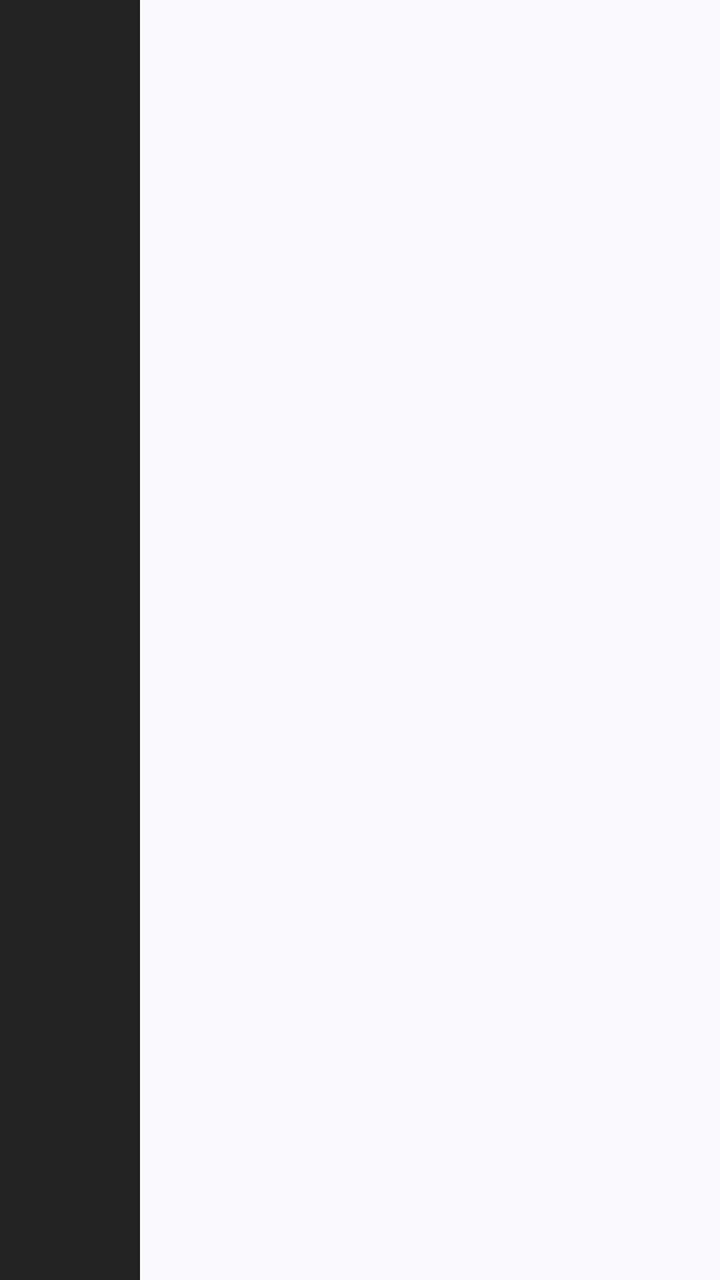
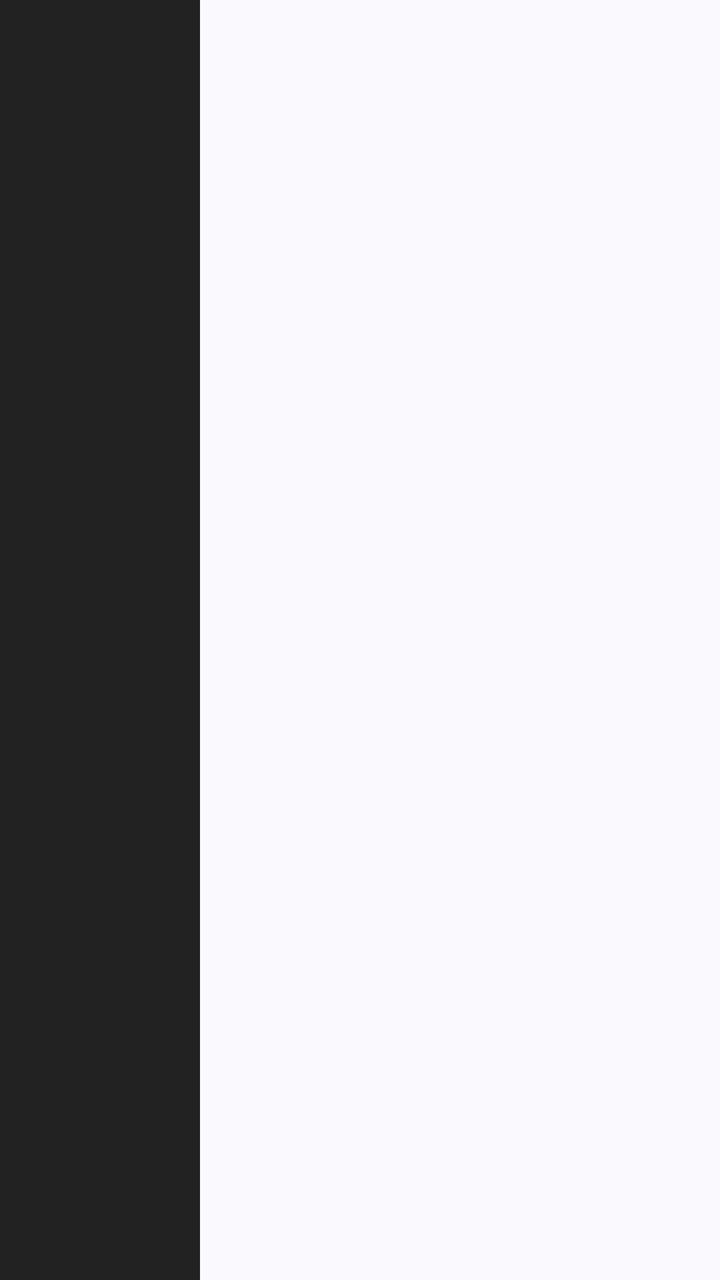

Before-and-after screenshots of an Android layout around one commit, followed by the original layout XML and the change that was made.
<!-- AndroidManifest.xml: application theme Theme.RetroMusic.MD3 -->
<!-- res/layout/item_video_frame.xml -->
<?xml version="1.0" encoding="utf-8"?>
<FrameLayout xmlns:android="http://schemas.android.com/apk/res/android"
    android:layout_width="wrap_content"
    android:layout_height="match_parent">

    <ImageView
        android:id="@+id/ivFrame"
        android:layout_width="70dp"
        android:layout_height="match_parent"
        android:scaleType="centerCrop"
        android:background="#222222" />

    <ImageView
        android:id="@+id/btnRemove"
        android:layout_width="20dp"
        android:layout_height="20dp"
        android:layout_gravity="top|end"
        android:padding="4dp"
        android:src="@drawable/ic_close"
        android:background="#80000000"
        android:visibility="gone" />

    <TextView
        android:id="@+id/tvTime"
        android:layout_width="wrap_content"
        android:layout_height="wrap_content"
        android:layout_gravity="bottom|start"
        android:background="#A0000000"
        android:paddingHorizontal="2dp"
        android:textColor="#FFFFFF"
        android:textSize="8sp" />
</FrameLayout>
<!-- resources referenced by this layout -->
<resources>
  <!-- drawable ic_close (drawable) -->
  <vector xmlns:android="http://schemas.android.com/apk/res/android"
      android:width="24dp"
      android:height="24dp"
      android:viewportWidth="24"
      android:viewportHeight="24"
      android:tint="?attr/colorControlNormal">
    <path
        android:fillColor="@android:color/white"
        android:pathData="M12,13.4 L7.1,18.3Q6.825,18.575 6.4,18.575Q5.975,18.575 5.7,18.3Q5.425,18.025 5.425,17.6Q5.425,17.175 5.7,16.9L10.6,12L5.7,7.1Q5.425,6.825 5.425,6.4Q5.425,5.975 5.7,5.7Q5.975,5.425 6.4,5.425Q6.825,5.425 7.1,5.7L12,10.6L16.9,5.7Q17.175,5.425 17.6,5.425Q18.025,5.425 18.3,5.7Q18.575,5.975 18.575,6.4Q18.575,6.825 18.3,7.1L13.4,12L18.3,16.9Q18.575,17.175 18.575,17.6Q18.575,18.025 18.3,18.3Q18.025,18.575 17.6,18.575Q17.175,18.575 16.9,18.3Z"/>
  </vector>
  <!-- drawable round_selector (drawable) -->
  <ripple xmlns:android="http://schemas.android.com/apk/res/android"
      android:color="?android:attr/colorControlHighlight">
  
      <item
          android:id="@android:id/mask"
          android:drawable="@drawable/round_selector_mask" />
  
  </ripple>
  <!-- drawable rect_selector (drawable) -->
  <?xml version="1.0" encoding="utf-8"?>
  <ripple xmlns:android="http://schemas.android.com/apk/res/android"
      android:color="?android:attr/colorControlHighlight">
  
      <item android:id="@android:id/mask">
          <shape>
              <corners android:radius="@dimen/m3_card_corner_radius" />
              <solid android:color="@color/md_green_500" />
          </shape>
      </item>
      <item>
          <selector>
              <item android:state_activated="true">
                  <shape>
                      <corners android:radius="@dimen/m3_card_corner_radius" />
                      <solid android:color="?android:attr/colorControlHighlight" />
                  </shape>
              </item>
          </selector>
      </item>
  </ripple>
  <style name="MaterialButtonTheme" parent="Widget.Material3.Button">
          <item name="cornerRadius">6dp</item>
          <item name="iconGravity">textStart</item>
          <item name="iconTint">?attr/colorControlNormal</item>
          <item name="android:textColor">?android:attr/textColorPrimary</item>
          <item name="android:textAppearance">@style/TextViewNormal</item>
          <item name="android:textAllCaps">false</item>
          <item name="android:paddingTop">@dimen/button_padding_vertical</item>
          <item name="android:paddingBottom">@dimen/button_padding_vertical</item>
      </style>
  <style name="PlayerActionButtonStyle" parent="Widget.AppCompat.ActionButton">
          <item name="android:minWidth">140dp</item>
          <item name="android:paddingStart">48dp</item>
          <item name="android:paddingEnd">48dp</item>
      </style>
  <!-- drawable round_selector_mask (drawable) -->
  <?xml version="1.0" encoding="utf-8"?>
  <shape xmlns:android="http://schemas.android.com/apk/res/android"
      android:shape="oval">
      <solid android:color="@android:color/white" />
  </shape>
  <dimen name="m3_card_corner_radius">16dp</dimen>
  <color name="md_green_500">#4CAF50</color>
  <style name="TextViewNormal" parent="">
          <item name="android:textSize">14sp</item>
      </style>
  <dimen name="button_padding_vertical">10dp</dimen>
  <!-- unchanged entries left out for length: 1 -->
</resources>

<!-- the commit's change to res/layout/item_video_frame.xml (unified diff, before → after) -->
@@ -5,16 +5,25 @@
 
     <ImageView
         android:id="@+id/ivFrame"
-        android:layout_width="70dp"
+        android:layout_width="100dp"
         android:layout_height="match_parent"
         android:scaleType="centerCrop"
         android:background="#222222" />
+
+    <View
+        android:id="@+id/vResizeHandle"
+        android:layout_width="12dp"
+        android:layout_height="match_parent"
+        android:layout_gravity="end"
+        android:background="#6600BFFF"
+        android:visibility="gone" />
 
     <ImageView
         android:id="@+id/btnRemove"
         android:layout_width="20dp"
         android:layout_height="20dp"
         android:layout_gravity="top|end"
+        android:layout_marginEnd="14dp"
         android:padding="4dp"
         android:src="@drawable/ic_close"
         android:background="#80000000"
